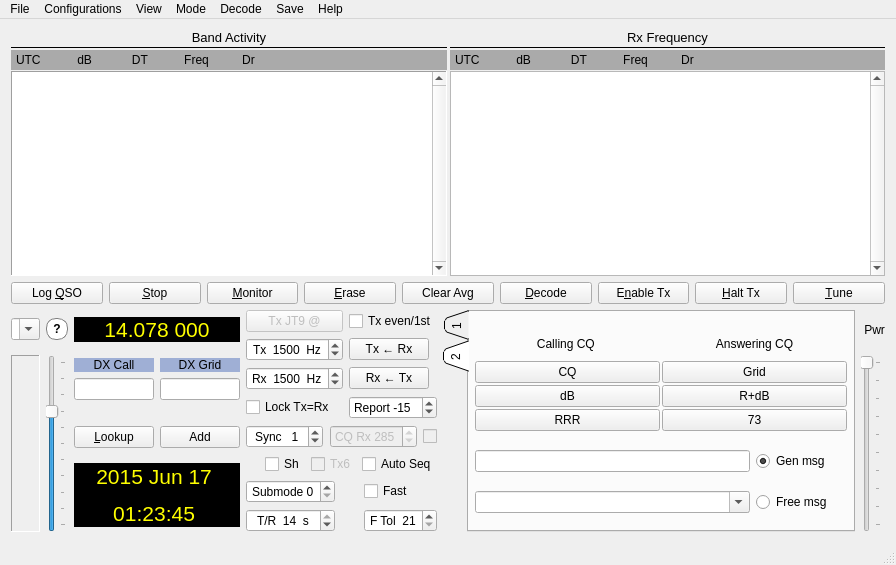
The window that mainwindow.ui (saitohirga/WSJT-X) describes before a commit, drawn with Qt 5.
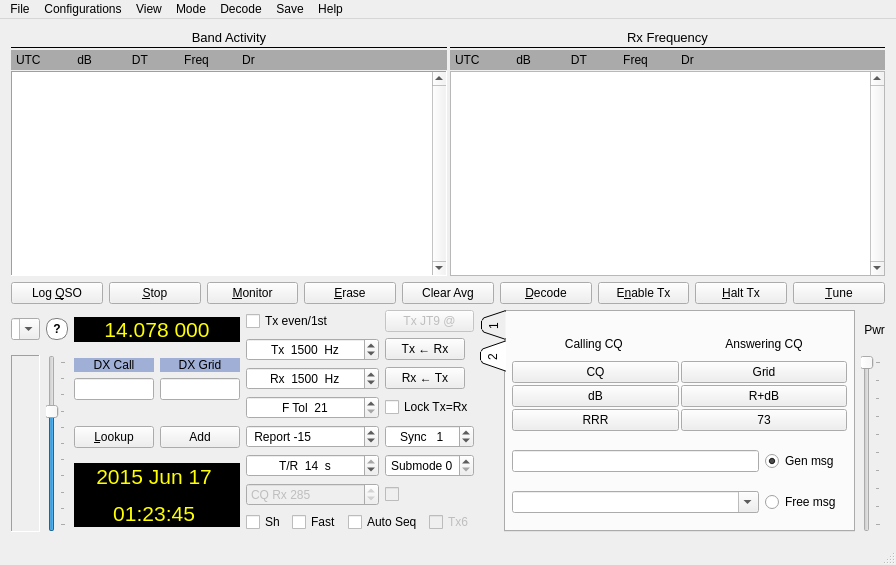
The same window after the commit. Custom widgets are drawn as their Qt base class.

Commit message: Re-arrange positions of some center-of-mainwindow GUI controls.

Patch:
```diff
--- a/mainwindow.ui
+++ b/mainwindow.ui
@@ -600,108 +600,103 @@
                </property>
                <item>
                 <layout class="QGridLayout" name="gridLayout_3">
-                 <item row="4" column="0">
-                  <widget class="QCheckBox" name="cbTxLock">
-                   <property name="toolTip">
-                    <string>Tx frequency tracks Rx frequency</string>
+                 <item row="11" column="1">
+                  <widget class="QCheckBox" name="cbCQRx">
+                   <property name="enabled">
+                    <bool>false</bool>
                    </property>
+                   <property name="maximumSize">
+                    <size>
+                     <width>16777215</width>
+                     <height>16777215</height>
+                    </size>
+                   </property>
                    <property name="text">
-                    <string>Lock Tx=Rx</string>
+                    <string/>
                    </property>
                   </widget>
                  </item>
-                 <item row="2" column="1">
-                  <widget class="QPushButton" name="pbR2T">
-                   <property name="sizePolicy">
-                    <sizepolicy hsizetype="Maximum" vsizetype="Fixed">
-                     <horstretch>0</horstretch>
-                     <verstretch>0</verstretch>
-                    </sizepolicy>
+                 <item row="11" column="0">
+                  <widget class="QSpinBox" name="sbCQRxFreq">
+                   <property name="enabled">
+                    <bool>false</bool>
                    </property>
-                   <property name="toolTip">
-                    <string>Set Tx frequency to Rx Frequency</string>
+                   <property name="prefix">
+                    <string>CQ Rx </string>
                    </property>
-                   <property name="text">
-                    <string>Tx ← Rx</string>
+                   <property name="minimum">
+                    <number>1</number>
                    </property>
+                   <property name="maximum">
+                    <number>999</number>
+                   </property>
+                   <property name="value">
+                    <number>285</number>
+                   </property>
                   </widget>
                  </item>
-                 <item row="1" column="1">
-                  <widget class="QCheckBox" name="txFirstCheckBox">
+                 <item row="6" column="1">
+                  <widget class="QSpinBox" name="syncSpinBox">
                    <property name="toolTip">
                     <string>Check to Tx in even minutes, uncheck for odd minutes</string>
                    </property>
-                   <property name="text">
-                    <string>Tx even/1st</string>
+                   <property name="alignment">
+                    <set>Qt::AlignCenter</set>
                    </property>
+                   <property name="prefix">
+                    <string>Sync   </string>
+                   </property>
+                   <property name="minimum">
+                    <number>-1</number>
+                   </property>
+                   <property name="maximum">
+                    <number>10</number>
+                   </property>
+                   <property name="value">
+                    <number>1</number>
+                   </property>
                   </widget>
                  </item>
-                 <item row="4" column="1">
-                  <layout class="QHBoxLayout" name="horizontalLayout_4">
-                   <property name="spacing">
-                    <number>5</number>
-                   </property>
-                   <item>
-                    <widget class="QSpinBox" name="rptSpinBox">
-                     <property name="toolTip">
-                      <string>&lt;html&gt;&lt;head/&gt;&lt;body&gt;&lt;p&gt;Signal report (dB)&lt;/p&gt;&lt;/body&gt;&lt;/html&gt;</string>
-                     </property>
-                     <property name="prefix">
-                      <string>Report </string>
-                     </property>
-                     <property name="minimum">
-                      <number>-50</number>
-                     </property>
-                     <property name="maximum">
-                      <number>49</number>
-                     </property>
-                     <property name="value">
-                      <number>-15</number>
-                     </property>
-                    </widget>
-                   </item>
-                  </layout>
-                 </item>
-                 <item row="3" column="0">
-                  <widget class="QSpinBox" name="RxFreqSpinBox">
+                 <item row="8" column="1">
+                  <widget class="LettersSpinBox" name="sbSubmode">
                    <property name="toolTip">
                     <string>Audio Rx frequency</string>
                    </property>
                    <property name="alignment">
                     <set>Qt::AlignCenter</set>
                    </property>
-                   <property name="suffix">
-                    <string>  Hz</string>
+                   <property name="prefix">
+                    <string>Submode </string>
                    </property>
+                   <property name="minimum">
+                    <number>0</number>
+                   </property>
+                   <property name="maximum">
+                    <number>7</number>
+                   </property>
+                  </widget>
+                 </item>
+                 <item row="6" column="0">
+                  <widget class="QSpinBox" name="rptSpinBox">
+                   <property name="toolTip">
+                    <string>&lt;html&gt;&lt;head/&gt;&lt;body&gt;&lt;p&gt;Signal report (dB)&lt;/p&gt;&lt;/body&gt;&lt;/html&gt;</string>
+                   </property>
                    <property name="prefix">
-                    <string>Rx  </string>
+                    <string> Report </string>
                    </property>
                    <property name="minimum">
-                    <number>200</number>
+                    <number>-50</number>
                    </property>
                    <property name="maximum">
-                    <number>5000</number>
+                    <number>49</number>
                    </property>
                    <property name="value">
-                    <number>1500</number>
+                    <number>-15</number>
                    </property>
                   </widget>
                  </item>
-                 <item row="7" column="0" colspan="2">
-                  <spacer name="verticalSpacer">
-                   <property name="orientation">
-                    <enum>Qt::Vertical</enum>
-                   </property>
-                   <property name="sizeHint" stdset="0">
-                    <size>
-                     <width>20</width>
-                     <height>40</height>
-                    </size>
-                   </property>
-                  </spacer>
-                 </item>
-                 <item row="2" column="0">
-                  <widget class="QSpinBox" name="TxFreqSpinBox">
+                 <item row="8" column="0">
+                  <widget class="LettersSpinBox" name="sbTR">
                    <property name="toolTip">
                     <string>Audio Tx frequency</string>
                    </property>
@@ -709,65 +704,42 @@
                     <set>Qt::AlignCenter</set>
                    </property>
                    <property name="suffix">
-                    <string>  Hz</string>
+                    <string>  s</string>
                    </property>
                    <property name="prefix">
-                    <string>Tx  </string>
+                    <string>T/R  </string>
                    </property>
                    <property name="minimum">
-                    <number>200</number>
+                    <number>11</number>
                    </property>
                    <property name="maximum">
-                    <number>5000</number>
+                    <number>14</number>
                    </property>
                    <property name="value">
-                    <number>1500</number>
+                    <number>14</number>
                    </property>
                   </widget>
                  </item>
-                 <item row="1" column="0">
-                  <widget class="QPushButton" name="pbTxMode">
-                   <property name="enabled">
-                    <bool>false</bool>
-                   </property>
+                 <item row="5" column="0">
+                  <widget class="LettersSpinBox" name="sbFtol">
                    <property name="toolTip">
                     <string>Toggle Tx mode</string>
                    </property>
-                   <property name="text">
-                    <string>Tx JT9 @</string>
+                   <property name="alignment">
+                    <set>Qt::AlignCenter</set>
                    </property>
-                  </widget>
-                 </item>
-                 <item row="0" column="0" colspan="2">
-                  <spacer name="verticalSpacer_4">
-                   <property name="orientation">
-                    <enum>Qt::Vertical</enum>
+                   <property name="prefix">
+                    <string>F Tol  </string>
                    </property>
-                   <property name="sizeHint" stdset="0">
-                    <size>
-                     <width>20</width>
-                     <height>40</height>
-                    </size>
+                   <property name="minimum">
+                    <number>21</number>
                    </property>
-                  </spacer>
-                 </item>
-                 <item row="3" column="1">
-                  <widget class="QPushButton" name="pbT2R">
-                   <property name="sizePolicy">
-                    <sizepolicy hsizetype="Maximum" vsizetype="Fixed">
-                     <horstretch>0</horstretch>
-                     <verstretch>0</verstretch>
-                    </sizepolicy>
+                   <property name="maximum">
+                    <number>27</number>
                    </property>
-                   <property name="toolTip">
-                    <string>Set Rx frequency to Tx Frequency</string>
-                   </property>
-                   <property name="text">
-                    <string>Rx ← Tx</string>
-                   </property>
                   </widget>
                  </item>
-                 <item row="5" column="0" rowspan="2" colspan="2">
+                 <item row="12" column="0" rowspan="2" colspan="2">
                   <widget class="QWidget" name="VHFControls_widget" native="true">
                    <layout class="QGridLayout" name="gridLayout_8">
                     <property name="leftMargin">
@@ -782,31 +754,8 @@
                     <property name="bottomMargin">
                      <number>0</number>
                     </property>
-                    <item row="3" column="2">
-                     <widget class="QCheckBox" name="cbFast9">
-                      <property name="toolTip">
-                       <string>Check for JT9 fast modes</string>
-                      </property>
-                      <property name="text">
-                       <string>Fast</string>
-                      </property>
-                     </widget>
-                    </item>
-                    <item row="2" column="0" colspan="3">
+                    <item row="2" column="0" colspan="2">
                      <layout class="QHBoxLayout" name="horizontalLayout_5">
-                      <item>
-                       <spacer name="horizontalSpacer">
-                        <property name="orientation">
-                         <enum>Qt::Horizontal</enum>
-                        </property>
-                        <property name="sizeHint" stdset="0">
-                         <size>
-                          <width>40</width>
-                          <height>20</height>
-                         </size>
-                        </property>
-                       </spacer>
-                      </item>
                       <item>
                        <widget class="QCheckBox" name="cbShMsgs">
                         <property name="maximumSize">
@@ -824,15 +773,12 @@
                        </widget>
                       </item>
                       <item>
-                       <widget class="QCheckBox" name="cbTx6">
-                        <property name="enabled">
-                         <bool>false</bool>
-                        </property>
+                       <widget class="QCheckBox" name="cbFast9">
                         <property name="toolTip">
                          <string>Check to generate &quot;@1250  (SEND MSGS)&quot; in Tx6.</string>
                         </property>
                         <property name="text">
-                         <string>Tx6</string>
+                         <string>Fast</string>
                         </property>
                        </widget>
                       </item>
@@ -852,164 +798,175 @@
                         </property>
                        </widget>
                       </item>
-                     </layout>
-                    </item>
-                    <item row="0" column="0" colspan="3">
-                     <layout class="QHBoxLayout" name="horizontalLayout_11">
                       <item>
-                       <widget class="QSpinBox" name="syncSpinBox">
+                       <widget class="QCheckBox" name="cbTx6">
+                        <property name="enabled">
+                         <bool>false</bool>
+                        </property>
                         <property name="toolTip">
-                         <string>Synchronizing threshold</string>
-                        </property>
-                        <property name="alignment">
-                         <set>Qt::AlignCenter</set>
-                        </property>
-                        <property name="prefix">
-                         <string>Sync   </string>
-                        </property>
-                        <property name="minimum">
-                         <number>-1</number>
-                        </property>
-                        <property name="maximum">
-                         <number>10</number>
-                        </property>
-                        <property name="value">
-                         <number>1</number>
-                        </property>
-                       </widget>
-                      </item>
-                      <item>
-                       <spacer name="horizontalSpacer_4">
-                        <property name="orientation">
-                         <enum>Qt::Horizontal</enum>
-                        </property>
-                        <property name="sizeHint" stdset="0">
-                         <size>
-                          <width>40</width>
-                          <height>20</height>
-                         </size>
-                        </property>
-                       </spacer>
-                      </item>
-                      <item>
-                       <widget class="QSpinBox" name="sbCQRxFreq">
-                        <property name="enabled">
-                         <bool>false</bool>
-                        </property>
-                        <property name="prefix">
-                         <string>CQ Rx </string>
-                        </property>
-                        <property name="minimum">
-                         <number>1</number>
-                        </property>
-                        <property name="maximum">
-                         <number>999</number>
-                        </property>
-                        <property name="value">
-                         <number>285</number>
-                        </property>
-                       </widget>
-                      </item>
-                      <item>
-                       <widget class="QCheckBox" name="cbCQRx">
-                        <property name="enabled">
-                         <bool>false</bool>
-                        </property>
-                        <property name="maximumSize">
-                         <size>
-                          <width>20</width>
-                          <height>16777215</height>
-                         </size>
+                         <string>Check to generate &quot;@1250  (SEND MSGS)&quot; in Tx6.</string>
                         </property>
                         <property name="text">
-                         <string/>
+                         <string>Tx6</string>
                         </property>
                        </widget>
                       </item>
                      </layout>
                     </item>
-                    <item row="4" column="2">
-                     <widget class="LettersSpinBox" name="sbFtol">
-                      <property name="toolTip">
-                       <string>Frequency tolerance (Hz)</string>
-                      </property>
-                      <property name="alignment">
-                       <set>Qt::AlignCenter</set>
-                      </property>
-                      <property name="prefix">
-                       <string>F Tol  </string>
-                      </property>
-                      <property name="minimum">
-                       <number>21</number>
-                      </property>
-                      <property name="maximum">
-                       <number>27</number>
-                      </property>
-                     </widget>
-                    </item>
-                    <item row="4" column="0">
-                     <widget class="LettersSpinBox" name="sbTR">
-                      <property name="toolTip">
-                       <string>Tx/Rx sequence length</string>
-                      </property>
-                      <property name="alignment">
-                       <set>Qt::AlignCenter</set>
-                      </property>
-                      <property name="suffix">
-                       <string>  s</string>
-                      </property>
-                      <property name="prefix">
-                       <string>T/R  </string>
-                      </property>
-                      <property name="minimum">
-                       <number>11</number>
-                      </property>
-                      <property name="maximum">
-                       <number>14</number>
-                      </property>
-                      <property name="value">
-                       <number>14</number>
-                      </property>
-                     </widget>
-                    </item>
-                    <item row="3" column="0">
-                     <widget class="LettersSpinBox" name="sbSubmode">
-                      <property name="toolTip">
-                       <string>Submode controls tone spacing (A is narrowest)</string>
-                      </property>
-                      <property name="alignment">
-                       <set>Qt::AlignCenter</set>
-                      </property>
-                      <property name="prefix">
-                       <string>Submode </string>
-                      </property>
-                      <property name="minimum">
-                       <number>0</number>
-                      </property>
-                      <property name="maximum">
-                       <number>7</number>
-                      </property>
-                     </widget>
-                    </item>
-                    <item row="3" column="1">
-                     <spacer name="horizontalSpacer_5">
-                      <property name="orientation">
-                       <enum>Qt::Horizontal</enum>
-                      </property>
-                      <property name="sizeType">
-                       <enum>QSizePolicy::Fixed</enum>
-                      </property>
-                      <property name="sizeHint" stdset="0">
-                       <size>
-                        <width>5</width>
-                        <height>0</height>
-                       </size>
-                      </property>
-                     </spacer>
+                    <item row="0" column="0" colspan="2">
+                     <layout class="QHBoxLayout" name="horizontalLayout_11"/>
                     </item>
                    </layout>
                   </widget>
                  </item>
+                 <item row="3" column="1">
+                  <widget class="QPushButton" name="pbR2T">
+                   <property name="sizePolicy">
+                    <sizepolicy hsizetype="Maximum" vsizetype="Fixed">
+                     <horstretch>0</horstretch>
+                     <verstretch>0</verstretch>
+                    </sizepolicy>
+                   </property>
+                   <property name="toolTip">
+                    <string>Set Tx frequency to Rx Frequency</string>
+                   </property>
+                   <property name="text">
+                    <string>Tx ← Rx</string>
+                   </property>
+                  </widget>
+                 </item>
+                 <item row="4" column="0">
+                  <widget class="QSpinBox" name="RxFreqSpinBox">
+                   <property name="toolTip">
+                    <string>Audio Rx frequency</string>
+                   </property>
+                   <property name="alignment">
+                    <set>Qt::AlignCenter</set>
+                   </property>
+                   <property name="suffix">
+                    <string>  Hz</string>
+                   </property>
+                   <property name="prefix">
+                    <string>Rx  </string>
+                   </property>
+                   <property name="minimum">
+                    <number>200</number>
+                   </property>
+                   <property name="maximum">
+                    <number>5000</number>
+                   </property>
+                   <property name="value">
+                    <number>1500</number>
+                   </property>
+                  </widget>
+                 </item>
+                 <item row="0" column="0" colspan="2">
+                  <spacer name="verticalSpacer_4">
+                   <property name="orientation">
+                    <enum>Qt::Vertical</enum>
+                   </property>
+                   <property name="sizeHint" stdset="0">
+                    <size>
+                     <width>20</width>
+                     <height>40</height>
+                    </size>
+                   </property>
+                  </spacer>
+                 </item>
+                 <item row="14" column="0" colspan="2">
+                  <spacer name="verticalSpacer">
+                   <property name="orientation">
+                    <enum>Qt::Vertical</enum>
+                   </property>
+                   <property name="sizeHint" stdset="0">
+                    <size>
+                     <width>20</width>
+                     <height>40</height>
+                    </size>
+                   </property>
+                  </spacer>
+                 </item>
+                 <item row="5" column="1">
+                  <layout class="QHBoxLayout" name="horizontalLayout_4">
+                   <property name="spacing">
+                    <number>5</number>
+                   </property>
+                   <item>
+                    <widget class="QCheckBox" name="cbTxLock">
+                     <property name="toolTip">
+                      <string>Tx frequency tracks Rx frequency</string>
+                     </property>
+                     <property name="text">
+                      <string>Lock Tx=Rx</string>
+                     </property>
+                    </widget>
+                   </item>
+                  </layout>
+                 </item>
+                 <item row="3" column="0">
+                  <widget class="QSpinBox" name="TxFreqSpinBox">
+                   <property name="toolTip">
+                    <string>Audio Tx frequency</string>
+                   </property>
+                   <property name="alignment">
+                    <set>Qt::AlignCenter</set>
+                   </property>
+                   <property name="suffix">
+                    <string>  Hz</string>
+                   </property>
+                   <property name="prefix">
+                    <string>Tx  </string>
+                   </property>
+                   <property name="minimum">
+                    <number>200</number>
+                   </property>
+                   <property name="maximum">
+                    <number>5000</number>
+                   </property>
+                   <property name="value">
+                    <number>1500</number>
+                   </property>
+                  </widget>
+                 </item>
+                 <item row="4" column="1">
+                  <widget class="QPushButton" name="pbT2R">
+                   <property name="sizePolicy">
+                    <sizepolicy hsizetype="Maximum" vsizetype="Fixed">
+                     <horstretch>0</horstretch>
+                     <verstretch>0</verstretch>
+                    </sizepolicy>
+                   </property>
+                   <property name="toolTip">
+                    <string>Set Rx frequency to Tx Frequency</string>
+                   </property>
+                   <property name="text">
+                    <string>Rx ← Tx</string>
+                   </property>
+                  </widget>
+                 </item>
+                 <item row="1" column="0">
+                  <widget class="QCheckBox" name="txFirstCheckBox">
+                   <property name="toolTip">
+                    <string>Check to Tx in even minutes, uncheck for odd minutes</string>
+                   </property>
+                   <property name="text">
+                    <string>Tx even/1st</string>
+                   </property>
+                  </widget>
+                 </item>
+                 <item row="1" column="1">
+                  <widget class="QPushButton" name="pbTxMode">
+                   <property name="enabled">
+                    <bool>false</bool>
+                   </property>
+                   <property name="toolTip">
+                    <string>Toggle Tx mode</string>
+                   </property>
+                   <property name="text">
+                    <string>Tx JT9 @</string>
+                   </property>
+                  </widget>
+                 </item>
                 </layout>
                </item>
                <item>
```
Left out of the diff: 12 changed lines with no effect on the pictures.
